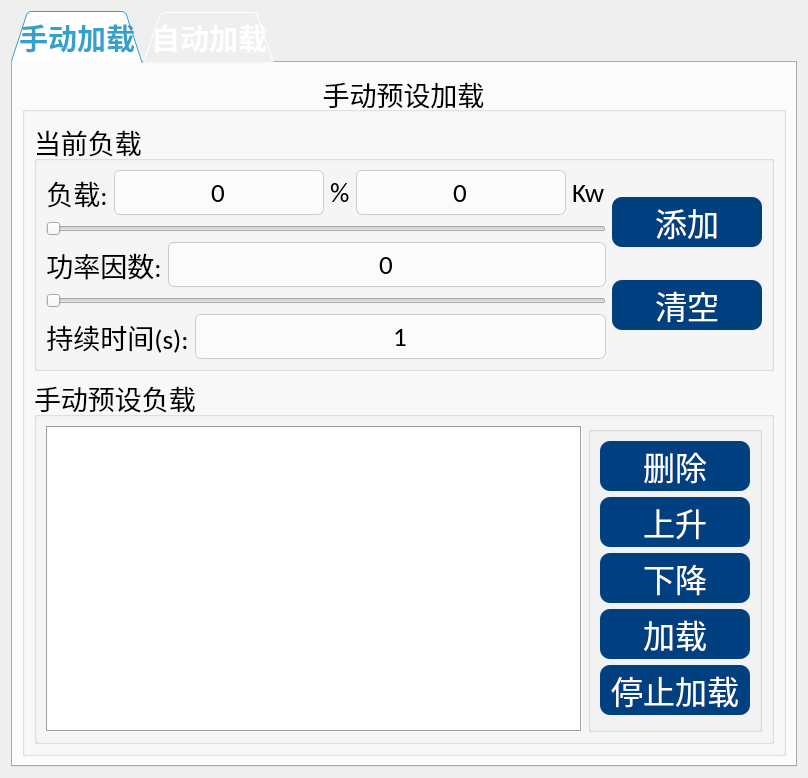
bjc123321/30KWZFDZZJCY, file App/Page/page1_fzsz.ui: the form before one commit.
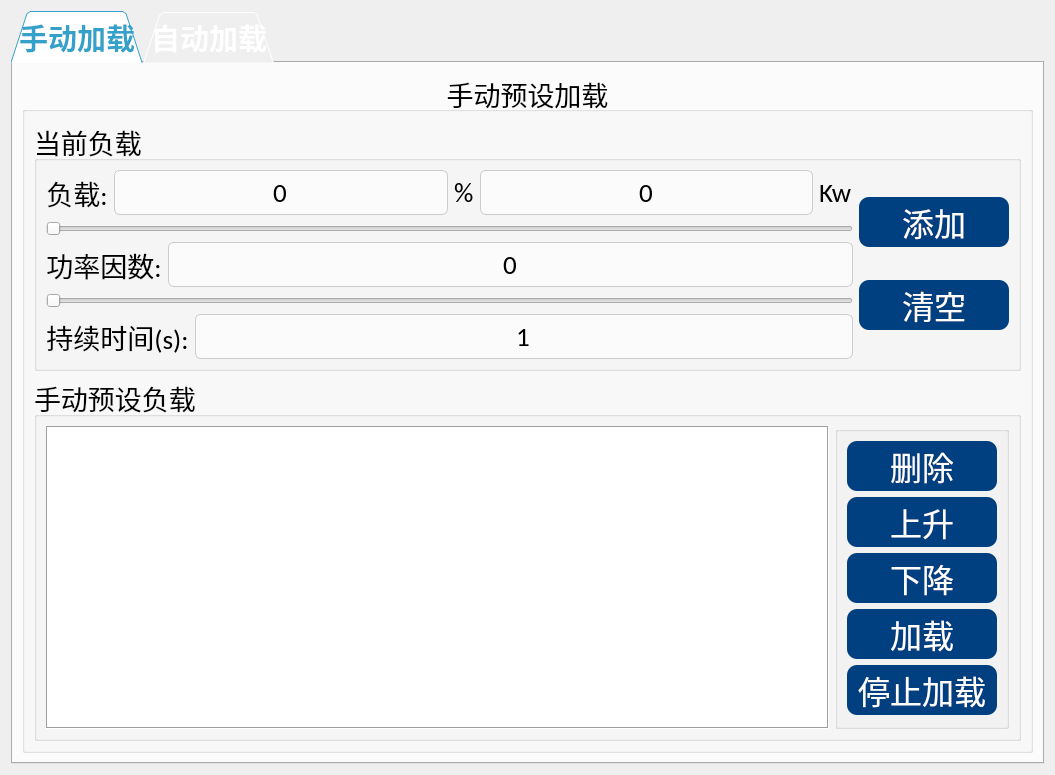
The form after the commit.

Diff of the .ui file:
```diff
--- a/App/Page/page1_fzsz.ui
+++ b/App/Page/page1_fzsz.ui
@@ -2,6 +2,14 @@
 <ui version="4.0">
  <class>Page1_fzsz</class>
  <widget class="QWidget" name="Page1_fzsz">
+  <property name="geometry">
+   <rect>
+    <x>0</x>
+    <y>0</y>
+    <width>1055</width>
+    <height>766</height>
+   </rect>
+  </property>
   <property name="font">
    <font>
     <family>Calibri</family>
@@ -33,19 +41,19 @@
 color:white;
 }
 
-QTabBar::tab:hover {
-        color:#B0E0E6;
-		background:white;
-
-}
-
 QTabBar::tab:selected {
 
 		color:#33A1C9;
 		background:white;
 
 }
-</string>
+
+
+QTabBar::tab:hover {
+        color:#B0E0E6;
+		background:white;
+
+}</string>
   </property>
   <layout class="QVBoxLayout" name="verticalLayout_7">
    <item>
```
